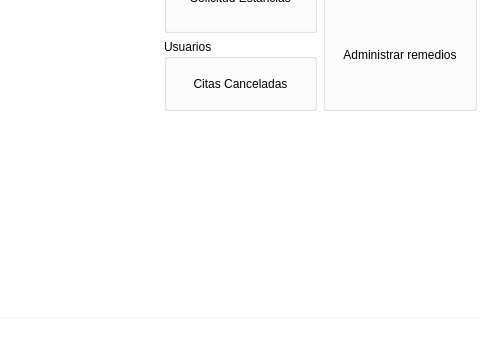
Qt form mainwindow.ui (Laloses/Hospital) before a commit; both pictures show x 123 to 603 and y 182 to 523 of the 886 by 523 pixel window.
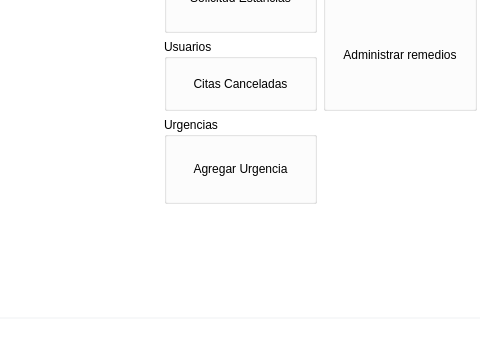
The same form after that commit. The open tabs and pages were chosen to show the change. Icons and pictures are not drawn.

Commit message: agregar primera parte de la ui

Patch:
```diff
--- a/mainwindow.ui
+++ b/mainwindow.ui
@@ -8016,7 +8016,7 @@
 	color: rgb(255, 255, 255);
 }</string>
               </property>
-              <layout class="QGridLayout" name="gridLayout_41">
+              <layout class="QGridLayout" name="gridLayout_58">
                <item row="0" column="0">
                 <spacer name="horizontalSpacer_34">
                  <property name="orientation">
@@ -8145,6 +8145,22 @@
                 </widget>
                </item>
                <item row="2" column="1">
+                <widget class="QGroupBox" name="groupBox">
+                 <property name="title">
+                  <string>Urgencias</string>
+                 </property>
+                 <layout class="QGridLayout" name="gridLayout_41">
+                  <item row="0" column="0">
+                   <widget class="QPushButton" name="pb_addUrgencia">
+                    <property name="text">
+                     <string>Agregar Urgencia</string>
+                    </property>
+                   </widget>
+                  </item>
+                 </layout>
+                </widget>
+               </item>
+               <item row="3" column="1">
                 <spacer name="verticalSpacer_18">
                  <property name="orientation">
                   <enum>Qt::Vertical</enum>
```
Left out of the diff: 26 changed lines with no effect on the pictures. The commit also changes 6 other files.
